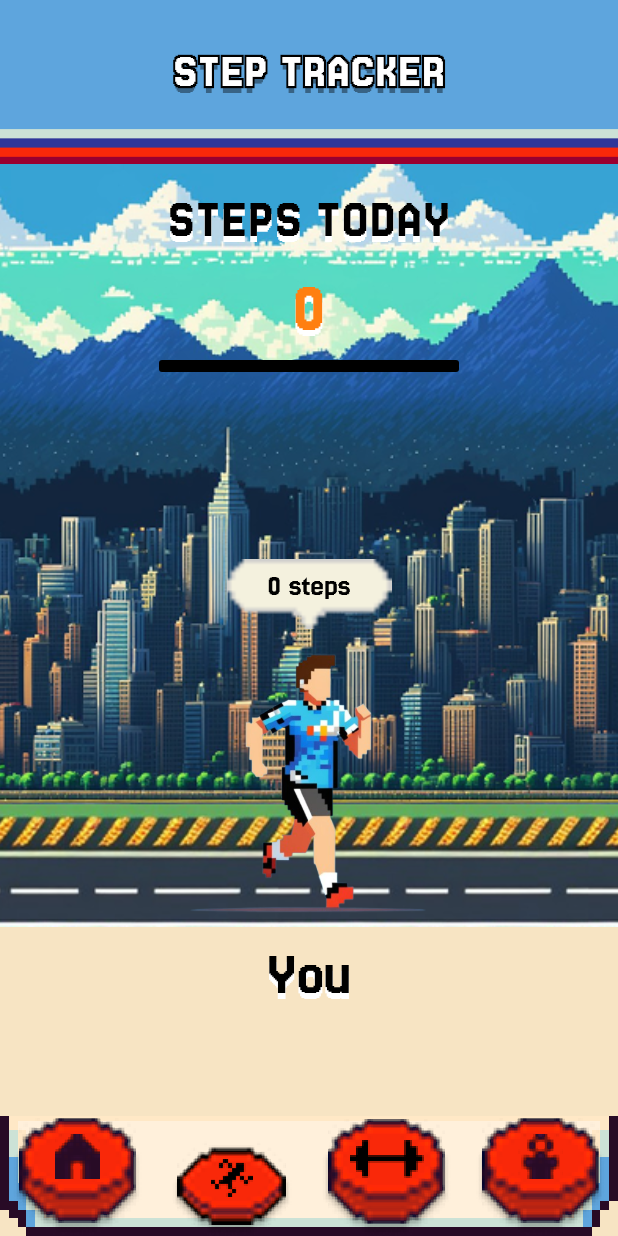
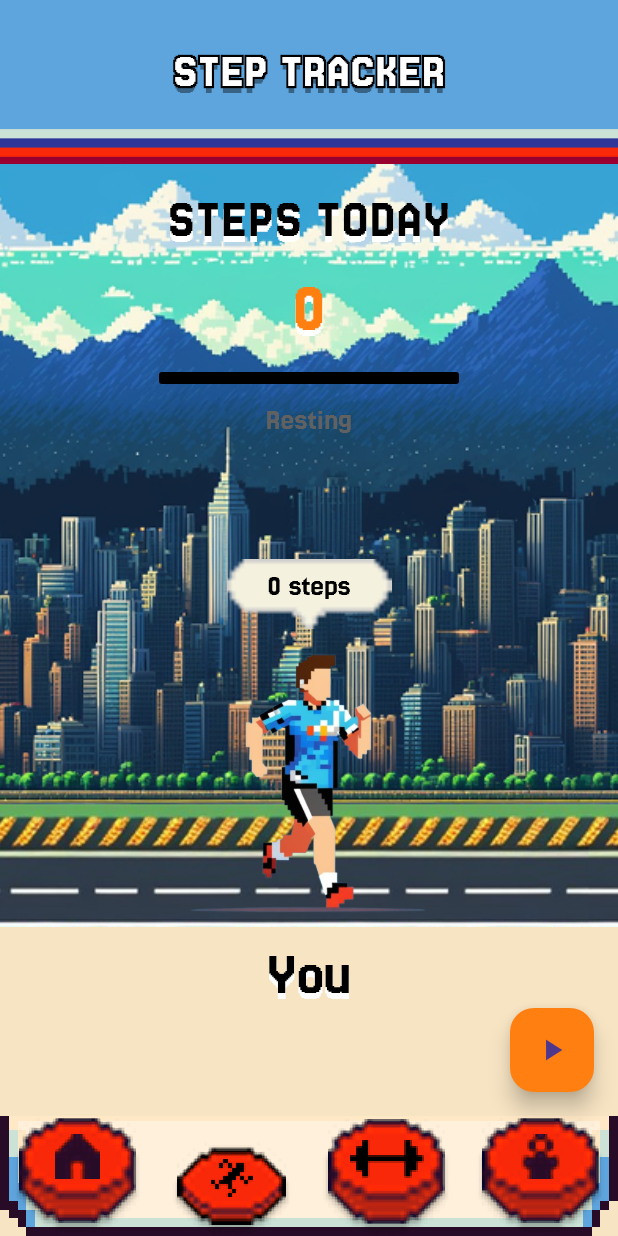
Before and after one commit to EdbertEL/MobileApp_GymSaga, a Flutter app: the StepsPage screen opened by its route, on a phone screen of 412 x 824 dp. Run offline on Flutter 3.47's test engine with Material 3 defaults, Android fonts, the phone set to English and light mode, and no system bars; our stand-ins replace fl_chart, image_picker, loading_indicator, shared_preferences, table_calendar; accounts and stored records are empty.

Commit message:
steps.dart simulated steps tracking

```diff
--- a/gymsaga/lib/steps.dart
+++ b/gymsaga/lib/steps.dart
@@ -1,5 +1,35 @@
+import 'dart:async';
+import 'dart:math';
+import 'dart:convert';
+
 import 'package:flutter/material.dart';
+import 'package:shared_preferences/shared_preferences.dart';
+
 import 'navbar.dart';
+
+class StepData {
+  int steps;
+  String status;
+  bool isMoving;
+
+  StepData({this.steps = 0, this.status = 'Resting', this.isMoving = false});
+
+  Map<String, dynamic> toMap() {
+    return {
+      'steps': steps,
+      'status': status,
+      'isMoving': isMoving,
+    };
+  }
+
+  factory StepData.fromMap(Map<String, dynamic> map) {
+    return StepData(
+      steps: map['steps'] ?? 0,
+      status: map['status'] ?? 'Resting',
+      isMoving: map['isMoving'] ?? false,
+    );
+  }
+}
 
 class StepsPage extends StatefulWidget {
   const StepsPage({Key? key}) : super(key: key);
@@ -8,8 +38,101 @@ class StepsPage extends StatefulWidget {
   _StepsPageState createState() => _StepsPageState();
 }
 
-class _StepsPageState extends State<StepsPage> {
-  int currentSteps = 0; // Track steps here, can be updated later
+class _StepsPageState extends State<StepsPage> with WidgetsBindingObserver {
+  StepData _stepData = StepData();
+  Timer? _stepTimer;
+  late SharedPreferences _prefs;
+  final String _stepsKey = 'stepData';
+
+  @override
+  void initState() {
+    super.initState();
+    WidgetsBinding.instance.addObserver(this);
+    _loadPreferences();
+  }
+
+  @override
+  void dispose() {
+    WidgetsBinding.instance.removeObserver(this);
+    _stepTimer?.cancel();
+    super.dispose();
+  }
+
+  @override
+  void didChangeAppLifecycleState(AppLifecycleState state) {
+    if (state == AppLifecycleState.resumed) {
+      _loadPreferences(); // Reload when returning to page
+    }
+  }
+
+  Future<void> _loadPreferences() async {
+    _prefs = await SharedPreferences.getInstance();
+    final String? stepDataMap = _prefs.getString(_stepsKey);
+    if (stepDataMap != null) {
+      Map<String, dynamic> decodedMap =
+      Map<String, dynamic>.from(jsonDecode(stepDataMap));
+      setState(() {
+        _stepData = StepData.fromMap(decodedMap);
+      });
+
+      if (_stepData.isMoving) {
+        _startTimer(); // Restart timer if walking
+      }
+    }
+  }
+
+  Future<void> _savePreferences() async {
+    _prefs = await SharedPreferences.getInstance();
+    await _prefs.setString(_stepsKey, jsonEncode(_stepData.toMap()));
+
+  }
+
+  void _toggleWalking() {
+    if (_stepData.isMoving) {
+      setState(() {
+        _stepData.isMoving = false;
+        _stepData.status = 'Resting';
+      });
+      _stepTimer?.cancel();
+    } else {
+      setState(() {
+        _stepData.isMoving = true;
+        _stepData.status = 'Walking';
+      });
+      _startTimer();
+    }
+    _savePreferences();
+  }
+
+  void _startTimer() {
+    _stepTimer?.cancel(); // Clear existing timer if any
+    _stepTimer = Timer.periodic(const Duration(seconds: 3), (timer) {
+      if (_stepData.isMoving) {
+        final randomSteps = Random().nextInt(4) + 2;
+        setState(() {
+          _stepData.steps += randomSteps;
+        });
+        _savePreferences();
+      }
+    });
+  }
+
+  Widget _buildStatusWidget() {
+    return Text(
+      '${_stepData.steps}',
+      style: const TextStyle(
+        fontSize: 48,
+        fontFamily: 'Jersey25',
+        color: Color(0xFFFF7F11),
+        shadows: [
+          Shadow(
+            offset: Offset(0, 4),
+            color: Colors.white,
+          ),
+        ],
+      ),
+    );
+  }
 
   @override
   Widget build(BuildContext context) {
@@ -21,19 +144,16 @@ class _StepsPageState extends State<StepsPage> {
       body: SafeArea(
         child: Stack(
           children: [
-            // Pixelated background image (top 3/4 of screen)
             Positioned(
               top: 100,
               left: 0,
               right: 0,
-              height: screenHeight * 3/4 - 100,
+              height: screenHeight * 3 / 4 - 100,
               child: Image.asset(
                 'assets/widgets/background/background_steps_spliced.png',
                 fit: BoxFit.cover,
               ),
             ),
-
-            // Header Image
             Positioned(
               top: 0,
               left: 0,
@@ -43,8 +163,6 @@ class _StepsPageState extends State<StepsPage> {
                 fit: BoxFit.cover,
               ),
             ),
-
-            // "STEPS" title
             Positioned(
               top: 24,
               left: 0,
@@ -63,7 +181,7 @@ class _StepsPageState extends State<StepsPage> {
                           ..color = Colors.black,
                       ),
                     ),
-                    Text(
+                    const Text(
                       'STEP TRACKER',
                       style: TextStyle(
                         fontSize: 32,
@@ -73,7 +191,7 @@ class _StepsPageState extends State<StepsPage> {
                           Shadow(
                             offset: Offset(0, 5),
                             blurRadius: 0,
-                            color: Colors.black.withOpacity(0.4),
+                            color: Color(0x66000000),
                           ),
                         ],
                       ),
@@ -82,8 +200,6 @@ class _StepsPageState extends State<StepsPage> {
                 ),
               ),
             ),
-
-            // "STEPS TODAY" Text with orange steps and line
             Positioned(
               top: 120,
               left: 0,
@@ -91,7 +207,7 @@ class _StepsPageState extends State<StepsPage> {
               child: Center(
                 child: Column(
                   children: [
-                    Text(
+                    const Text(
                       'STEPS TODAY',
                       style: TextStyle(
                         fontSize: 36,
@@ -106,22 +222,8 @@ class _StepsPageState extends State<StepsPage> {
                         ],
                       ),
                     ),
-                    // Steps count (orange text)
-                    Text(
-                      '$currentSteps',
-                      style: TextStyle(
-                        fontSize: 48,
-                        fontFamily: 'Jersey25',
-                        color: Color(0xFFFF7F11), // Orange color
-                        shadows: [
-                          Shadow(
-                            offset: Offset(0, 4),
-                            color: Colors.white,
-                          ),
-                        ],
-                      ),
-                    ),
-                    // 4px stroke width line (200 pixels wide)
+                    _buildStatusWidget(),
+                    const SizedBox(height: 8),
                     Container(
                       width: 200,
                       height: 8,
@@ -130,21 +232,29 @@ class _StepsPageState extends State<StepsPage> {
                         borderRadius: BorderRadius.circular(2),
                       ),
                     ),
+                    const SizedBox(height: 10),
+                    Text(
+                      _stepData.status,
+                      style: TextStyle(
+                        fontSize: 20,
+                        fontFamily: 'Jersey25',
+                        color: _stepData.status == 'Walking'
+                            ? Colors.green
+                            : Colors.grey[700],
+                      ),
+                    ),
                   ],
                 ),
               ),
             ),
-
-            // Character Container Group - moved down by 80 pixels
             Positioned(
-              top: screenHeight * 0.45, // 1/3 from bottom (~50% down)
+              top: screenHeight * 0.45,
               left: 0,
               right: 0,
               child: Center(
                 child: Column(
                   mainAxisSize: MainAxisSize.min,
                   children: [
-                    // Chat bubble with steps - text moved up
                     SizedBox(
                       width: 110,
                       height: 50,
@@ -157,7 +267,7 @@ class _StepsPageState extends State<StepsPage> {
                             fit: BoxFit.contain,
                           ),
                           Positioned(
-                            top: 10, // Moved text higher up
+                            top: 10,
                             left: 0,
                             right: 0,
                             child: RichText(
@@ -165,14 +275,14 @@ class _StepsPageState extends State<StepsPage> {
                               text: TextSpan(
                                 children: [
                                   TextSpan(
-                                    text: '$currentSteps',
-                                    style: TextStyle(
+                                    text: '${_stepData.steps}',
+                                    style: const TextStyle(
                                       fontSize: 20,
                                       fontFamily: 'Jersey25',
                                       color: Colors.black,
                                     ),
                                   ),
-                                  TextSpan(
+                                  const TextSpan(
                                     text: ' steps',
                                     style: TextStyle(
                                       fontSize: 20,
@@ -187,17 +297,17 @@ class _StepsPageState extends State<StepsPage> {
                         ],
                       ),
                     ),
-                    // Character image
                     SizedBox(
                       height: 200,
                       child: Image.asset(
-                        'assets/widgets/images/running_tracker.png',
+                        _stepData.status == 'Walking'
+                            ? 'assets/widgets/images/running_tracker.png'
+                            : 'assets/widgets/images/running_tracker.png',
                         height: 200,
                         fit: BoxFit.fitHeight,
                       ),
                     ),
-                    // "YOU" label
-                    Text(
+                    const Text(
                       'You',
                       style: TextStyle(
                         fontSize: 40,
@@ -218,13 +328,14 @@ class _StepsPageState extends State<StepsPage> {
           ],
         ),
       ),
+      floatingActionButtonLocation: FloatingActionButtonLocation.endFloat,
+      floatingActionButton: FloatingActionButton(
+        onPressed: _toggleWalking,
+        backgroundColor: const Color(0xFFFF7F11),
+        child:
+        Icon(_stepData.isMoving ? Icons.pause : Icons.play_arrow), // Toggle icon
+      ),
       bottomNavigationBar: const CustomNavBar(currentIndex: 1),
     );
   }
-
-  void updateSteps(int newSteps) {
-    setState(() {
-      currentSteps = newSteps;
-    });
-  }
 }
```
